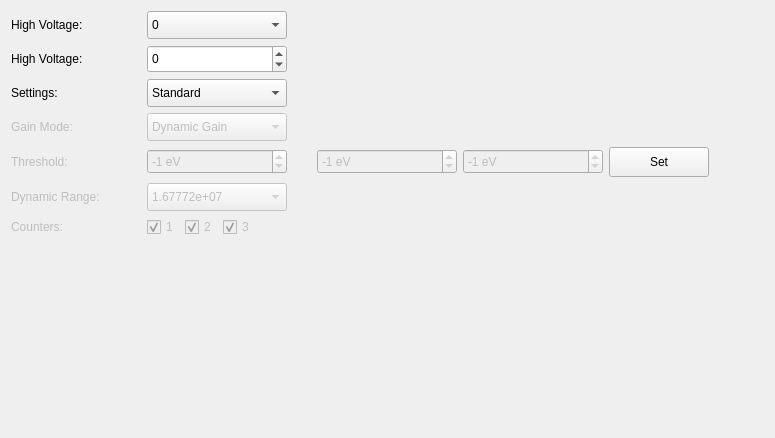
Before: the Qt Designer form slsDetectorGui/forms/form_tab_settings.ui in slsdetectorgroup/slsDetectorPackage, drawn with Qt 5.
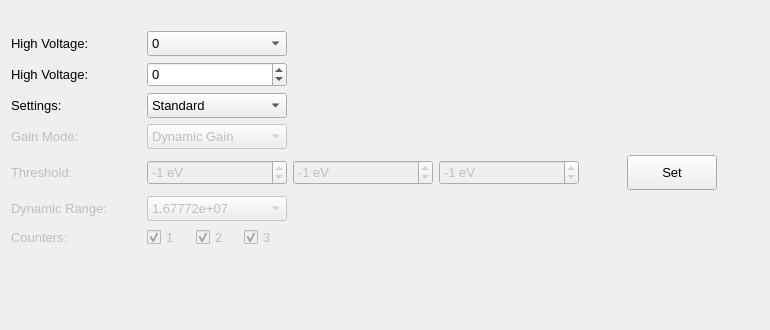
After: the same form once the commit is applied. Icons and pictures are not drawn.

What changed in the file:
```diff
--- a/slsDetectorGui/forms/form_tab_settings.ui
+++ b/slsDetectorGui/forms/form_tab_settings.ui
@@ -6,8 +6,8 @@
    <rect>
     <x>0</x>
     <y>0</y>
-    <width>775</width>
-    <height>400</height>
+    <width>770</width>
+    <height>330</height>
    </rect>
   </property>
   <property name="sizePolicy">
@@ -25,14 +25,20 @@
   <property name="maximumSize">
    <size>
     <width>775</width>
-    <height>400</height>
+    <height>370</height>
    </size>
   </property>
+  <property name="font">
+   <font>
+    <family>Cantarell</family>
+    <pointsize>10</pointsize>
+   </font>
+  </property>
   <property name="windowTitle">
    <string>Form</string>
   </property>
-  <layout class="QGridLayout" name="gridLayout_2">
-   <item row="0" column="2" colspan="5">
+  <layout class="QGridLayout" name="gridLayout">
+   <item row="1" column="2" colspan="3">
     <widget class="QComboBox" name="comboHV">
      <property name="sizePolicy">
       <sizepolicy hsizetype="Expanding" vsizetype="Fixed">
@@ -43,9 +49,21 @@
      <property name="minimumSize">
       <size>
        <width>140</width>
-       <height>28</height>
+       <height>25</height>
       </size>
      </property>
+     <property name="maximumSize">
+      <size>
+       <width>140</width>
+       <height>25</height>
+      </size>
+     </property>
+     <property name="font">
+      <font>
+       <family>Cantarell</family>
+       <pointsize>10</pointsize>
+      </font>
+     </property>
      <property name="toolTip">
       <string>&lt;html&gt;&lt;head/&gt;&lt;body&gt;&lt;p&gt;High Voltage&lt;/p&gt;&lt;p&gt; #highvoltage#&lt;/p&gt;&lt;/body&gt;&lt;/html&gt;</string>
      </property>
@@ -86,7 +104,38 @@
      </item>
     </widget>
    </item>
-   <item row="0" column="0">
+   <item row="3" column="0">
+    <widget class="QLabel" name="lblSettings">
+     <property name="enabled">
+      <bool>true</bool>
+     </property>
+     <property name="minimumSize">
+      <size>
+       <width>110</width>
+       <height>0</height>
+      </size>
+     </property>
+     <property name="maximumSize">
+      <size>
+       <width>110</width>
+       <height>16777215</height>
+      </size>
+     </property>
+     <property name="font">
+      <font>
+       <family>Cantarell</family>
+       <pointsize>10</pointsize>
+      </font>
+     </property>
+     <property name="toolTip">
+      <string>&lt;html&gt;&lt;head/&gt;&lt;body&gt;&lt;p&gt;Settings of the detector. &lt;/p&gt;&lt;p&gt; #settings#&lt;/p&gt;&lt;/body&gt;&lt;/html&gt;</string>
+     </property>
+     <property name="text">
+      <string>Settings:</string>
+     </property>
+    </widget>
+   </item>
+   <item row="1" column="0">
     <widget class="QLabel" name="lblComboHV">
      <property name="sizePolicy">
       <sizepolicy hsizetype="Fixed" vsizetype="Preferred">
@@ -94,6 +143,12 @@
        <verstretch>0</verstretch>
       </sizepolicy>
      </property>
+     <property name="font">
+      <font>
+       <family>Cantarell</family>
+       <pointsize>10</pointsize>
+      </font>
+     </property>
      <property name="toolTip">
       <string>&lt;html&gt;&lt;head/&gt;&lt;body&gt;&lt;p&gt;High Voltage&lt;/p&gt;&lt;p&gt; #highvoltage#&lt;/p&gt;&lt;/body&gt;&lt;/html&gt;</string>
      </property>
@@ -102,29 +157,23 @@
      </property>
     </widget>
    </item>
-   <item row="4" column="0">
-    <widget class="QLabel" name="lblThreshold">
-     <property name="enabled">
-      <bool>false</bool>
+   <item row="8" column="2">
+    <spacer name="verticalSpacer">
+     <property name="orientation">
+      <enum>Qt::Vertical</enum>
      </property>
-     <property name="minimumSize">
-      <size>
-       <width>110</width>
-       <height>0</height>
-      </size>
+     <property name="sizeType">
+      <enum>QSizePolicy::Expanding</enum>
      </property>
-     <property name="maximumSize">
+     <property name="sizeHint" stdset="0">
       <size>
-       <width>110</width>
-       <height>16777215</height>
+       <width>20</width>
+       <height>20</height>
       </size>
      </property>
-     <property name="text">
-      <string>Threshold:</string>
-     </property>
-    </widget>
+    </spacer>
    </item>
-   <item row="6" column="4">
+   <item row="7" column="4">
     <widget class="QCheckBox" name="chkCounter3">
      <property name="enabled">
       <bool>false</bool>
@@ -135,6 +184,15 @@
        <height>16777215</height>
       </size>
      </property>
+     <property name="font">
+      <font>
+       <family>Cantarell</family>
+       <pointsize>10</pointsize>
+      </font>
+     </property>
+     <property name="toolTip">
+      <string>&lt;html&gt;&lt;head/&gt;&lt;body&gt;&lt;p&gt;Enable 3rd counter&lt;/p&gt;&lt;p&gt;#counters#&lt;/p&gt;&lt;/body&gt;&lt;/html&gt;</string>
+     </property>
      <property name="text">
       <string>3</string>
      </property>
@@ -143,45 +201,45 @@
      </property>
     </widget>
    </item>
-   <item row="4" column="14">
-    <spacer name="horizontalSpacer_2">
-     <property name="orientation">
-      <enum>Qt::Horizontal</enum>
-     </property>
-     <property name="sizeType">
-      <enum>QSizePolicy::Expanding</enum>
-     </property>
-     <property name="sizeHint" stdset="0">
-      <size>
-       <width>20</width>
-       <height>20</height>
-      </size>
-     </property>
-    </spacer>
-   </item>
    <item row="2" column="0">
-    <widget class="QLabel" name="lblSettings">
-     <property name="enabled">
-      <bool>true</bool>
+    <widget class="QLabel" name="lblSpinHV">
+     <property name="sizePolicy">
+      <sizepolicy hsizetype="Fixed" vsizetype="Preferred">
+       <horstretch>0</horstretch>
+       <verstretch>0</verstretch>
+      </sizepolicy>
      </property>
-     <property name="minimumSize">
-      <size>
-       <width>110</width>
-       <height>0</height>
-      </size>
+     <property name="font">
+      <font>
+       <family>Cantarell</family>
+       <pointsize>10</pointsize>
+      </font>
      </property>
-     <property name="maximumSize">
-      <size>
-       <width>110</width>
-       <height>16777215</height>
-      </size>
+     <property name="toolTip">
+      <string>&lt;html&gt;&lt;head/&gt;&lt;body&gt;&lt;p&gt;High Voltage. Range: 60 - 200V. Swich off high voltage by setting to 0.&lt;/p&gt;&lt;p&gt;-1 corresponds to different values from detectors.&lt;/p&gt;&lt;p&gt;#highvoltage#&lt;/p&gt;&lt;/body&gt;&lt;/html&gt;</string>
      </property>
      <property name="text">
-      <string>Settings:</string>
+      <string>High Voltage: </string>
      </property>
     </widget>
    </item>
-   <item row="6" column="2">
+   <item row="5" column="7">
+    <spacer name="horizontalSpacer_3">
+     <property name="orientation">
+      <enum>Qt::Horizontal</enum>
+     </property>
+     <property name="sizeType">
+      <enum>QSizePolicy::Expanding</enum>
+     </property>
+     <property name="sizeHint" stdset="0">
+      <size>
+       <width>20</width>
+       <height>20</height>
+      </size>
+     </property>
+    </spacer>
+   </item>
+   <item row="7" column="2">
     <widget class="QCheckBox" name="chkCounter1">
      <property name="enabled">
       <bool>false</bool>
@@ -192,6 +250,15 @@
        <height>16777215</height>
       </size>
      </property>
+     <property name="font">
+      <font>
+       <family>Cantarell</family>
+       <pointsize>10</pointsize>
+      </font>
+     </property>
+     <property name="toolTip">
+      <string>&lt;html&gt;&lt;head/&gt;&lt;body&gt;&lt;p&gt;Enable 1st counter&lt;/p&gt;&lt;p&gt;#counters#&lt;/p&gt;&lt;/body&gt;&lt;/html&gt;</string>
+     </property>
      <property name="text">
       <string>1</string>
      </property>
@@ -200,7 +267,137 @@
      </property>
     </widget>
    </item>
-   <item row="2" column="2" colspan="9">
+   <item row="5" column="0">
+    <widget class="QLabel" name="lblThreshold">
+     <property name="enabled">
+      <bool>false</bool>
+     </property>
+     <property name="minimumSize">
+      <size>
+       <width>110</width>
+       <height>0</height>
+      </size>
+     </property>
+     <property name="maximumSize">
+      <size>
+       <width>110</width>
+       <height>16777215</height>
+      </size>
+     </property>
+     <property name="font">
+      <font>
+       <family>Cantarell</family>
+       <pointsize>10</pointsize>
+      </font>
+     </property>
+     <property name="toolTip">
+      <string>&lt;html&gt;&lt;head/&gt;&lt;body&gt;&lt;p&gt;Threshold energy. The trim energy values need to be loaded first using &amp;quot;trimen&amp;quot;&lt;/p&gt;&lt;p&gt;#threshold#&lt;/p&gt;&lt;p&gt;#trimen#&lt;/p&gt;&lt;p&gt;&lt;br/&gt;&lt;/p&gt;&lt;/body&gt;&lt;/html&gt;</string>
+     </property>
+     <property name="text">
+      <string>Threshold:</string>
+     </property>
+    </widget>
+   </item>
+   <item row="6" column="0">
+    <widget class="QLabel" name="lblDynamicRange">
+     <property name="enabled">
+      <bool>false</bool>
+     </property>
+     <property name="minimumSize">
+      <size>
+       <width>110</width>
+       <height>0</height>
+      </size>
+     </property>
+     <property name="maximumSize">
+      <size>
+       <width>110</width>
+       <height>16777215</height>
+      </size>
+     </property>
+     <property name="font">
+      <font>
+       <family>Cantarell</family>
+       <pointsize>10</pointsize>
+      </font>
+     </property>
+     <property name="toolTip">
+      <string>&lt;html&gt;&lt;head/&gt;&lt;body&gt;&lt;p&gt;Dynamic Range of pixel/channel of detector&lt;/p&gt;&lt;p&gt;#dr#&lt;/p&gt;&lt;/body&gt;&lt;/html&gt;</string>
+     </property>
+     <property name="text">
+      <string>Dynamic Range:</string>
+     </property>
+    </widget>
+   </item>
+   <item row="2" column="2" colspan="3">
+    <widget class="QSpinBox" name="spinHV">
+     <property name="sizePolicy">
+      <sizepolicy hsizetype="Expanding" vsizetype="Fixed">
+       <horstretch>0</horstretch>
+       <verstretch>0</verstretch>
+      </sizepolicy>
+     </property>
+     <property name="minimumSize">
+      <size>
+       <width>0</width>
+       <height>25</height>
+      </size>
+     </property>
+     <property name="maximumSize">
+      <size>
+       <width>140</width>
+       <height>25</height>
+      </size>
+     </property>
+     <property name="font">
+      <font>
+       <family>Cantarell</family>
+       <pointsize>10</pointsize>
+      </font>
+     </property>
+     <property name="toolTip">
+      <string>&lt;html&gt;&lt;head/&gt;&lt;body&gt;&lt;p&gt;High Voltage. Range: 60 - 200V. Swich off high voltage by setting to 0.&lt;/p&gt;&lt;p&gt;-1 corresponds to different values from detectors.&lt;/p&gt;&lt;p&gt;#highvoltage#&lt;/p&gt;&lt;/body&gt;&lt;/html&gt;</string>
+     </property>
+     <property name="keyboardTracking">
+      <bool>false</bool>
+     </property>
+     <property name="minimum">
+      <number>-1</number>
+     </property>
+     <property name="maximum">
+      <number>200</number>
+     </property>
+    </widget>
+   </item>
+   <item row="7" column="3">
+    <widget class="QCheckBox" name="chkCounter2">
+     <property name="enabled">
+      <bool>false</bool>
+     </property>
+     <property name="maximumSize">
+      <size>
+       <width>50</width>
+       <height>16777215</height>
+      </size>
+     </property>
+     <property name="font">
+      <font>
+       <family>Cantarell</family>
+       <pointsize>10</pointsize>
+      </font>
+     </property>
+     <property name="toolTip">
+      <string>&lt;html&gt;&lt;head/&gt;&lt;body&gt;&lt;p&gt;Enable 2nd counter&lt;/p&gt;&lt;p&gt;#counters#&lt;/p&gt;&lt;/body&gt;&lt;/html&gt;</string>
+     </property>
+     <property name="text">
+      <string>2</string>
+     </property>
+     <property name="checked">
+      <bool>true</bool>
+     </property>
+    </widget>
+   </item>
+   <item row="3" column="2" colspan="3">
     <widget class="QComboBox" name="comboSettings">
      <property name="enabled">
       <bool>true</bool>
@@ -213,16 +410,22 @@
      </property>
      <property name="minimumSize">
       <size>
-       <width>140</width>
-       <height>28</height>
+       <width>0</width>
+       <height>25</height>
       </size>
      </property>
      <property name="maximumSize">
       <size>
        <width>140</width>
-       <height>16777215</height>
+       <height>25</height>
       </size>
      </property>
+     <property name="font">
+      <font>
+       <family>Cantarell</family>
+       <pointsize>10</pointsize>
+      </font>
+     </property>
      <property name="toolTip">
       <string>Settings of the detector. 
  #settings#</string>
@@ -339,44 +542,7 @@
      </item>
     </widget>
    </item>
-   <item row="4" column="11">
-    <widget class="QSpinBox" name="spinThreshold2">
-     <property name="enabled">
-      <bool>false</bool>
-     </property>
-     <property name="minimumSize">
-      <size>
-       <width>140</width>
-       <height>25</height>
-      </size>
-     </property>
-     <property name="maximumSize">
-      <size>
-       <width>140</width>
-       <height>16777215</height>
-      </size>
-     </property>
-     <property name="keyboardTracking">
-      <bool>false</bool>
-     </property>
-     <property name="suffix">
-      <string> eV</string>
-     </property>
-     <property name="minimum">
-      <number>-100000</number>
-     </property>
-     <property name="maximum">
-      <number>100000</number>
-     </property>
-     <property name="singleStep">
-      <number>100</number>
-     </property>
-     <property name="value">
-      <number>-1</number>
-     </property>
-    </widget>
-   </item>
-   <item row="4" column="13">
+   <item row="5" column="8">
     <widget class="QPushButton" name="btnSetThreshold">
      <property name="enabled">
       <bool>true</bool>
@@ -389,14 +555,14 @@
      </property>
      <property name="minimumSize">
       <size>
-       <width>100</width>
-       <height>30</height>
+       <width>90</width>
+       <height>35</height>
       </size>
      </property>
      <property name="maximumSize">
       <size>
        <width>16777215</width>
-       <height>30</height>
+       <height>35</height>
       </size>
      </property>
      <property name="palette">
@@ -436,6 +602,12 @@
        </disabled>
       </palette>
      </property>
+     <property name="font">
+      <font>
+       <family>Cantarell</family>
+       <pointsize>10</pointsize>
+      </font>
+     </property>
      <property name="focusPolicy">
       <enum>Qt::TabFocus</enum>
      </property>
@@ -451,157 +623,7 @@
      </property>
     </widget>
    </item>
-   <item row="2" column="1">
-    <spacer name="horizontalSpacer">
-     <property name="orientation">
-      <enum>Qt::Horizontal</enum>
-     </property>
-     <property name="sizeType">
-      <enum>QSizePolicy::Fixed</enum>
-     </property>
-     <property name="sizeHint" stdset="0">
-      <size>
-       <width>20</width>
-       <height>20</height>
-      </size>
-     </property>
-    </spacer>
-   </item>
-   <item row="4" column="12">
-    <widget class="QSpinBox" name="spinThreshold3">
-     <property name="enabled">
-      <bool>false</bool>
-     </property>
-     <property name="minimumSize">
-      <size>
-       <width>140</width>
-       <height>25</height>
-      </size>
-     </property>
-     <property name="maximumSize">
-      <size>
-       <width>140</width>
-       <height>16777215</height>
-      </size>
-     </property>
-     <property name="keyboardTracking">
-      <bool>false</bool>
-     </property>
-     <property name="suffix">
-      <string> eV</string>
-     </property>
-     <property name="minimum">
-      <number>-100000</number>
-     </property>
-     <property name="maximum">
-      <number>100000</number>
-     </property>
-     <property name="singleStep">
-      <number>100</number>
-     </property>
-     <property name="value">
-      <number>-1</number>
-     </property>
-    </widget>
-   </item>
-   <item row="7" column="2">
-    <spacer name="verticalSpacer">
-     <property name="orientation">
-      <enum>Qt::Vertical</enum>
-     </property>
-     <property name="sizeType">
-      <enum>QSizePolicy::Fixed</enum>
-     </property>
-     <property name="sizeHint" stdset="0">
-      <size>
-       <width>20</width>
-       <height>190</height>
-      </size>
-     </property>
-    </spacer>
-   </item>
-   <item row="4" column="2" colspan="9">
-    <widget class="QSpinBox" name="spinThreshold">
-     <property name="enabled">
-      <bool>false</bool>
-     </property>
-     <property name="minimumSize">
-      <size>
-       <width>140</width>
-       <height>25</height>
-      </size>
-     </property>
-     <property name="maximumSize">
-      <size>
-       <width>140</width>
-       <height>16777215</height>
-      </size>
-     </property>
-     <property name="keyboardTracking">
-      <bool>false</bool>
-     </property>
-     <property name="suffix">
-      <string> eV</string>
-     </property>
-     <property name="minimum">
-      <number>-100000</number>
-     </property>
-     <property name="maximum">
-      <number>100000</number>
-     </property>
-     <property name="singleStep">
-      <number>100</number>
-     </property>
-     <property name="value">
-      <number>-1</number>
-     </property>
-    </widget>
-   </item>
-   <item row="6" column="0">
-    <widget class="QLabel" name="lblCounter">
-     <property name="enabled">
-      <bool>false</bool>
-     </property>
-     <property name="minimumSize">
-      <size>
-       <width>110</width>
-       <height>0</height>
-      </size>
-     </property>
-     <property name="maximumSize">
-      <size>
-       <width>110</width>
-       <height>16777215</height>
-      </size>
-     </property>
-     <property name="text">
-      <string>Counters:</string>
-     </property>
-    </widget>
-   </item>
-   <item row="5" column="0">
-    <widget class="QLabel" name="lblDynamicRange">
-     <property name="enabled">
-      <bool>false</bool>
-     </property>
-     <property name="minimumSize">
-      <size>
-       <width>110</width>
-       <height>0</height>
-      </size>
-     </property>
-     <property name="maximumSize">
-      <size>
-       <width>110</width>
-       <height>16777215</height>
-      </size>
-     </property>
-     <property name="text">
-      <string>Dynamic Range:</string>
-     </property>
-    </widget>
-   </item>
-   <item row="3" column="0">
+   <item row="4" column="0">
     <widget class="QLabel" name="lblGainMode">
      <property name="enabled">
       <bool>false</bool>
@@ -618,75 +640,113 @@
        <height>16777215</height>
       </size>
      </property>
+     <property name="font">
+      <font>
+       <family>Cantarell</family>
+       <pointsize>10</pointsize>
+      </font>
+     </property>
+     <property name="toolTip">
+      <string>&lt;html&gt;&lt;head/&gt;&lt;body&gt;&lt;p&gt;Gain Mode of the detector&lt;/p&gt;&lt;p&gt;#gainmode#&lt;/p&gt;&lt;p&gt;&lt;br/&gt;&lt;/p&gt;&lt;p&gt;Fix G0 is to be used with utmost caution. Can damage the detector!&lt;/p&gt;&lt;/body&gt;&lt;/html&gt;</string>
+     </property>
      <property name="text">
       <string>Gain Mode:</string>
      </property>
     </widget>
    </item>
-   <item row="5" column="2" colspan="9">
-    <widget class="QComboBox" name="comboDynamicRange">
+   <item row="5" column="2" colspan="3">
+    <widget class="QSpinBox" name="spinThreshold">
      <property name="enabled">
       <bool>false</bool>
      </property>
      <property name="minimumSize">
       <size>
        <width>140</width>
-       <height>28</height>
+       <height>25</height>
       </size>
      </property>
      <property name="maximumSize">
       <size>
        <width>140</width>
-       <height>16777215</height>
+       <height>25</height>
       </size>
      </property>
-     <item>
-      <property name="text">
-       <string>1.67772e+07</string>
-      </property>
-     </item>
-     <item>
-      <property name="text">
-       <string>65535</string>
-      </property>
-     </item>
-     <item>
-      <property name="text">
-       <string>4095</string>
-      </property>
-     </item>
-     <item>
-      <property name="text">
-       <string>255</string>
-      </property>
-     </item>
-     <item>
-      <property name="text">
-       <string>7</string>
-      </property>
-     </item>
+     <property name="font">
+      <font>
+       <family>Cantarell</family>
+       <pointsize>10</pointsize>
+      </font>
+     </property>
+     <property name="toolTip">
+      <string>&lt;html&gt;&lt;head/&gt;&lt;body&gt;&lt;p&gt;Threshold energy. The trim energy values need to be loaded first using &amp;quot;trimen&amp;quot;&lt;/p&gt;&lt;p&gt;#threshold#&lt;/p&gt;&lt;p&gt;#trimen#&lt;/p&gt;&lt;p&gt;&lt;br/&gt;&lt;/p&gt;&lt;/body&gt;&lt;/html&gt;</string>
+     </property>
+     <property name="keyboardTracking">
+      <bool>false</bool>
+     </property>
+     <property name="suffix">
+      <string> eV</string>
+     </property>
+     <property name="minimum">
+      <number>-100000</number>
+     </property>
+     <property name="maximum">
+      <number>100000</number>
+     </property>
+     <property name="singleStep">
+      <number>100</number>
+     </property>
+     <property name="value">
+      <number>-1</number>
+     </property>
     </widget>
    </item>
-   <item row="6" column="3">
-    <widget class="QCheckBox" name="chkCounter2">
+   <item row="5" column="5">
+    <widget class="QSpinBox" name="spinThreshold2">
      <property name="enabled">
       <bool>false</bool>
      </property>
+     <property name="minimumSize">
+      <size>
+       <width>140</width>
+       <height>25</height>
+      </size>
+     </property>
      <property name="maximumSize">
       <size>
-       <width>50</width>
-       <height>16777215</height>
+       <width>140</width>
+       <height>25</height>
       </size>
      </property>
-     <property name="text">
-      <string>2</string>
+     <property name="font">
+      <font>
+       <family>Cantarell</family>
+       <pointsize>10</pointsize>
+      </font>
      </property>
-     <property name="checked">
-      <bool>true</bool>
+     <property name="toolTip">
+      <string>&lt;html&gt;&lt;head/&gt;&lt;body&gt;&lt;p&gt;Threshold energy of 2nd counter&lt;/p&gt;&lt;p&gt;#threshold#&lt;/p&gt;&lt;p&gt;&lt;br/&gt;&lt;/p&gt;&lt;/body&gt;&lt;/html&gt;</string>
      </property>
+     <property name="keyboardTracking">
+      <bool>false</bool>
+     </property>
+     <property name="suffix">
+      <string> eV</string>
+     </property>
+     <property name="minimum">
+      <number>-100000</number>
+     </property>
+     <property name="maximum">
+      <number>100000</number>
+     </property>
+     <property name="singleStep">
+      <number>100</number>
+     </property>
+     <property name="value">
+      <number>-1</number>
+     </property>
     </widget>
    </item>
-   <item row="3" column="2" colspan="9">
+   <item row="4" column="2" colspan="3">
     <widget class="QComboBox" name="comboGainMode">
      <property name="enabled">
       <bool>false</bool>
@@ -699,16 +759,22 @@
      </property>
      <property name="minimumSize">
       <size>
-       <width>140</width>
-       <height>28</height>
+       <width>0</width>
+       <height>25</height>
       </size>
      </property>
      <property name="maximumSize">
       <size>
        <width>140</width>
-       <height>16777215</height>
+       <height>25</height>
       </size>
      </property>
+     <property name="font">
+      <font>
+       <family>Cantarell</family>
+       <pointsize>10</pointsize>
+      </font>
+     </property>
      <property name="toolTip">
       <string>&lt;html&gt;&lt;head/&gt;&lt;body&gt;&lt;p&gt;Gain Mode of the detector&lt;/p&gt;&lt;p&gt; #gainmode#&lt;/p&gt;&lt;p&gt;&lt;br/&gt;&lt;/p&gt;&lt;p&gt;Fix G0 is to be used with utmost caution. Can damage the detector!&lt;/p&gt;&lt;/body&gt;&lt;/html&gt;</string>
      </property>
@@ -744,50 +810,178 @@
      </item>
     </widget>
    </item>
-   <item row="1" column="0">
-    <widget class="QLabel" name="lblSpinHV">
-     <property name="sizePolicy">
-      <sizepolicy hsizetype="Fixed" vsizetype="Preferred">
-       <horstretch>0</horstretch>
-       <verstretch>0</verstretch>
-      </sizepolicy>
-     </property>
-     <property name="toolTip">
-      <string>&lt;html&gt;&lt;head/&gt;&lt;body&gt;&lt;p&gt;High Voltage. Range: 60 - 200V. Swich off high voltage by setting to 0.&lt;/p&gt;&lt;p&gt;-1 corresponds to different values from detectors.&lt;/p&gt;&lt;p&gt;#highvoltage#&lt;/p&gt;&lt;/body&gt;&lt;/html&gt;</string>
-     </property>
-     <property name="text">
-      <string>High Voltage: </string>
-     </property>
-    </widget>
-   </item>
-   <item row="1" column="2" colspan="5">
-    <widget class="QSpinBox" name="spinHV">
-     <property name="sizePolicy">
-      <sizepolicy hsizetype="Expanding" vsizetype="Fixed">
-       <horstretch>0</horstretch>
-       <verstretch>0</verstretch>
-      </sizepolicy>
+   <item row="5" column="6">
+    <widget class="QSpinBox" name="spinThreshold3">
+     <property name="enabled">
+      <bool>false</bool>
      </property>
      <property name="minimumSize">
       <size>
        <width>140</width>
-       <height>28</height>
+       <height>25</height>
       </size>
      </property>
+     <property name="maximumSize">
+      <size>
+       <width>140</width>
+       <height>25</height>
+      </size>
+     </property>
+     <property name="font">
+      <font>
+       <family>Cantarell</family>
+       <pointsize>10</pointsize>
+      </font>
+     </property>
      <property name="toolTip">
       <string>&lt;html&gt;&lt;head/&gt;&lt;body&gt;&lt;p&gt;High Voltage. Range: 60 - 200V. Swich off high voltage by setting to 0.&lt;/p&gt;&lt;p&gt;-1 corresponds to different values from detectors.&lt;/p&gt;&lt;p&gt;#highvoltage#&lt;/p&gt;&lt;/body&gt;&lt;/html&gt;</string>
      </property>
      <property name="keyboardTracking">
       <bool>false</bool>
      </property>
+     <property name="suffix">
+      <string> eV</string>
+     </property>
      <property name="minimum">
-      <number>-1</number>
+      <number>-100000</number>
      </property>
      <property name="maximum">
-      <number>200</number>
+      <number>100000</number>
      </property>
+     <property name="singleStep">
+      <number>100</number>
+     </property>
+     <property name="value">
+      <number>-1</number>
+     </property>
     </widget>
    </item>
+   <item row="6" column="2" colspan="3">
+    <widget class="QComboBox" name="comboDynamicRange">
+     <property name="enabled">
+      <bool>false</bool>
+     </property>
+     <property name="minimumSize">
+      <size>
+       <width>0</width>
+       <height>25</height>
+      </size>
+     </property>
+     <property name="maximumSize">
+      <size>
+       <width>140</width>
+       <height>25</height>
+      </size>
+     </property>
+     <property name="font">
+      <font>
+       <family>Cantarell</family>
+       <pointsize>10</pointsize>
+      </font>
+     </property>
+     <property name="toolTip">
+      <string>&lt;html&gt;&lt;head/&gt;&lt;body&gt;&lt;p&gt;Dynamic Range of pixel/channel of detector&lt;/p&gt;&lt;p&gt;#dr#&lt;/p&gt;&lt;/body&gt;&lt;/html&gt;</string>
+     </property>
+     <item>
+      <property name="text">
+       <string>1.67772e+07</string>
+      </property>
+     </item>
+     <item>
+      <property name="text">
+       <string>65535</string>
+      </property>
+     </item>
+     <item>
+      <property name="text">
+       <string>4095</string>
+      </property>
+     </item>
+     <item>
+      <property name="text">
+       <string>255</string>
+      </property>
+     </item>
+     <item>
+      <property name="text">
+       <string>7</string>
+      </property>
+     </item>
+    </widget>
+   </item>
+   <item row="3" column="1">
+    <spacer name="horizontalSpacer">
+     <property name="orientation">
+      <enum>Qt::Horizontal</enum>
+     </property>
+     <property name="sizeType">
+      <enum>QSizePolicy::Fixed</enum>
+     </property>
+     <property name="sizeHint" stdset="0">
+      <size>
+       <width>20</width>
+       <height>20</height>
+      </size>
+     </property>
+    </spacer>
+   </item>
+   <item row="0" column="0">
+    <spacer name="horizontalSpacer_2">
+     <property name="orientation">
+      <enum>Qt::Horizontal</enum>
+     </property>
+     <property name="sizeHint" stdset="0">
+      <size>
+       <width>40</width>
+       <height>20</height>
+      </size>
+     </property>
+    </spacer>
+   </item>
+   <item row="7" column="0">
+    <widget class="QLabel" name="lblCounter">
+     <property name="enabled">
+      <bool>false</bool>
+     </property>
+     <property name="minimumSize">
+      <size>
+       <width>110</width>
+       <height>0</height>
+      </size>
+     </property>
+     <property name="maximumSize">
+      <size>
+       <width>110</width>
+       <height>16777215</height>
+      </size>
+     </property>
+     <property name="font">
+      <font>
+       <family>Cantarell</family>
+       <pointsize>10</pointsize>
+      </font>
+     </property>
+     <property name="toolTip">
+      <string>&lt;html&gt;&lt;head/&gt;&lt;body&gt;&lt;p&gt;Enable counters&lt;/p&gt;&lt;p&gt;#counters#&lt;/p&gt;&lt;/body&gt;&lt;/html&gt;</string>
+     </property>
+     <property name="text">
+      <string>Counters:</string>
+     </property>
+    </widget>
+   </item>
+   <item row="5" column="9">
+    <spacer name="horizontalSpacer_4">
+     <property name="orientation">
+      <enum>Qt::Horizontal</enum>
+     </property>
+     <property name="sizeHint" stdset="0">
+      <size>
+       <width>40</width>
+       <height>20</height>
+      </size>
+     </property>
+    </spacer>
+   </item>
   </layout>
  </widget>
  <tabstops>
```
Left out of the diff: 12 changed lines with no effect on the pictures.
